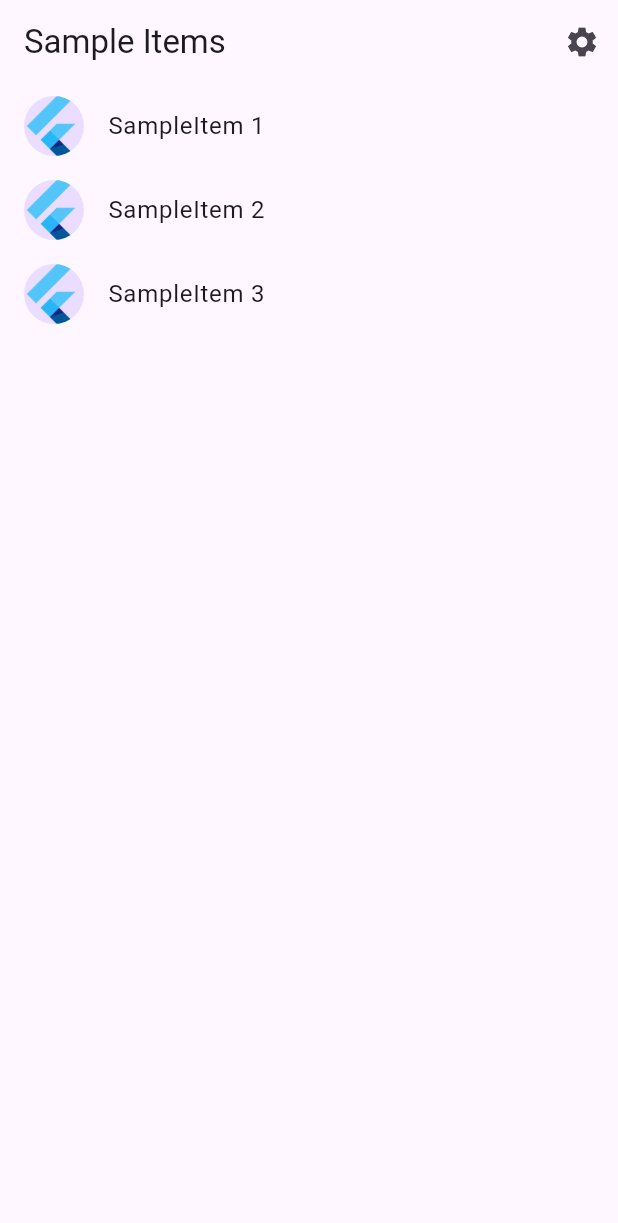
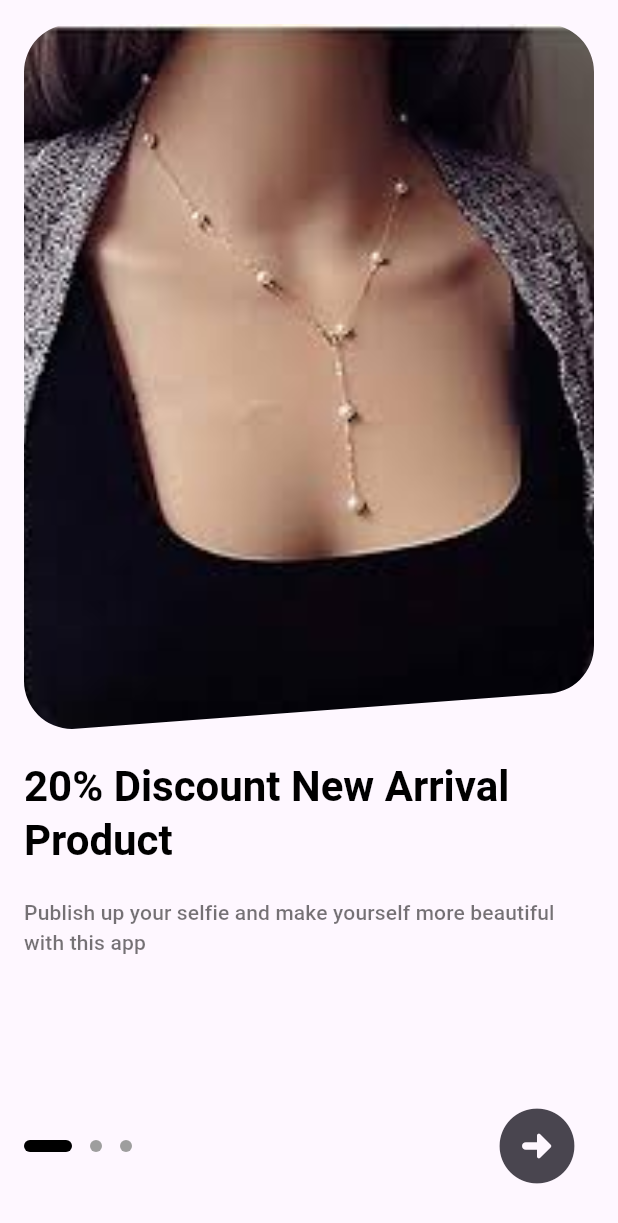
Before and after one commit to Kawaiibuta/Precious, a Flutter app: the screen it shows after launch, on a phone screen of 412 x 824 dp. Shown: the top 1223 px of the screen. Run offline on Flutter 3.47's test engine with Material 3 defaults, Android fonts, the phone set to English and light mode, and no system bars; our stand-ins replace firebase_core, shared_preferences; accounts and stored records are empty; generated files the repository leaves out were written again.

```diff
--- a/l10n.yaml
+++ b/l10n.yaml
@@ -1,3 +1,3 @@
-arb-dir: lib/src/localization
+arb-dir: lib/resources/locales
 template-arb-file: app_en.arb
 output-localization-file: app_localizations.dart
--- a/lib/main.dart
+++ b/lib/main.dart
@@ -1,20 +1,36 @@
+import 'package:firebase_core/firebase_core.dart';
 import 'package:flutter/material.dart';
-
-import 'src/app.dart';
-import 'src/settings/settings_controller.dart';
-import 'src/settings/settings_service.dart';
+import 'package:flutter_localizations/flutter_localizations.dart';
+import 'package:flutter_gen/gen_l10n/app_localizations.dart';
+import 'package:precious/presenters/setting_presenter.dart';
+import 'package:precious/resources/utils/firebase_options.dart';
+import 'package:precious/views/start_page.dart';
 
 void main() async {
-  // Set up the SettingsController, which will glue user settings to multiple
-  // Flutter Widgets.
-  final settingsController = SettingsController(SettingsService());
+  WidgetsFlutterBinding.ensureInitialized();
+  await Firebase.initializeApp(options: DefaultFirebaseOptions.currentPlatform);
+  bool isFirstRun = await SettingPresenter().isFirstRun();
+  runApp(MyApp(isFirstRun));
+}
 
-  // Load the user's preferred theme while the splash screen is displayed.
-  // This prevents a sudden theme change when the app is first displayed.
-  await settingsController.loadSettings();
+class MyApp extends StatelessWidget {
+  final bool _isFirstRun;
 
-  // Run the app and pass in the SettingsController. The app listens to the
-  // SettingsController for changes, then passes it further down to the
-  // SettingsView.
-  runApp(MyApp(settingsController: settingsController));
+  const MyApp(this._isFirstRun, {super.key});
+
+  @override
+  Widget build(BuildContext context) {
+    return MaterialApp(
+      localizationsDelegates: const [
+        AppLocalizations.delegate,
+        GlobalMaterialLocalizations.delegate,
+        GlobalWidgetsLocalizations.delegate,
+        GlobalCupertinoLocalizations.delegate,
+      ],
+      supportedLocales: const [
+        Locale('en'),
+      ],
+      home: _isFirstRun ? StartPage() : StartPage(),
+    );
+  }
 }
--- /dev/null
+++ b/lib/resources/locales/app_en.arb
@@ -0,0 +1,4 @@
+{
+    "startup_title_demo":"20% Discount New Arrival Product",
+    "startup_subtitle_demo":"Publish up your selfie and make yourself more beautiful with this app"
+}
--- /dev/null
+++ b/lib/resources/widgets/start_image_clip_path.dart
@@ -0,0 +1,44 @@
+import 'package:flutter/material.dart';
+
+class StartImageClipPath extends ShapeBorder {
+  final double radius;
+
+  const StartImageClipPath(this.radius);
+
+  Path getClip(Offset offset, Size size) {
+    final path = Path();
+    path.moveTo(offset.dx, offset.dy);
+    path.relativeMoveTo(0, size.height - radius);
+    path.relativeArcToPoint(Offset(radius, radius),
+        radius: Radius.circular(radius), rotation: 90, clockwise: false);
+    path.relativeLineTo(size.width - 2 * radius, -size.height * 0.05);
+    path.relativeArcToPoint(Offset(radius, -radius),
+        radius: Radius.circular(radius), rotation: 90, clockwise: false);
+    path.relativeLineTo(0, -size.height * 0.95 + 2 * radius);
+    path.relativeArcToPoint(Offset(-radius, -radius),
+        radius: Radius.circular(radius), rotation: 90, clockwise: false);
+    path.relativeLineTo(-size.width + 2 * radius, 0);
+    path.relativeArcToPoint(Offset(-radius, radius),
+        radius: Radius.circular(radius), rotation: 90, clockwise: false);
+    path.relativeLineTo(0, size.height - 2 * radius);
+    path.close();
+    return path;
+  }
+
+  @override
+  EdgeInsetsGeometry get dimensions => EdgeInsets.zero;
+
+  @override
+  Path getInnerPath(Rect rect, {TextDirection? textDirection}) =>
+      getClip(rect.topLeft, rect.size);
+
+  @override
+  Path getOuterPath(Rect rect, {TextDirection? textDirection}) =>
+      getClip(rect.topLeft, rect.size);
+
+  @override
+  void paint(Canvas canvas, Rect rect, {TextDirection? textDirection}) {}
+
+  @override
+  ShapeBorder scale(double t) => this;
+}
--- a/lib/src/app.dart
+++ /dev/null
@@ -1,85 +0,0 @@
-import 'package:flutter/material.dart';
-import 'package:flutter_gen/gen_l10n/app_localizations.dart';
-import 'package:flutter_localizations/flutter_localizations.dart';
-
-import 'sample_feature/sample_item_details_view.dart';
-import 'sample_feature/sample_item_list_view.dart';
-import 'settings/settings_controller.dart';
-import 'settings/settings_view.dart';
-
-/// The Widget that configures your application.
-class MyApp extends StatelessWidget {
-  const MyApp({
-    super.key,
-    required this.settingsController,
-  });
-
-  final SettingsController settingsController;
-
-  @override
-  Widget build(BuildContext context) {
-    // Glue the SettingsController to the MaterialApp.
-    //
-    // The ListenableBuilder Widget listens to the SettingsController for changes.
-    // Whenever the user updates their settings, the MaterialApp is rebuilt.
-    return ListenableBuilder(
-      listenable: settingsController,
-      builder: (BuildContext context, Widget? child) {
-        return MaterialApp(
-          // Providing a restorationScopeId allows the Navigator built by the
-          // MaterialApp to restore the navigation stack when a user leaves and
-          // returns to the app after it has been killed while running in the
-          // background.
-          restorationScopeId: 'app',
-
-          // Provide the generated AppLocalizations to the MaterialApp. This
-          // allows descendant Widgets to display the correct translations
-          // depending on the user's locale.
-          localizationsDelegates: const [
-            AppLocalizations.delegate,
-            GlobalMaterialLocalizations.delegate,
-            GlobalWidgetsLocalizations.delegate,
-            GlobalCupertinoLocalizations.delegate,
-          ],
-          supportedLocales: const [
-            Locale('en', ''), // English, no country code
-          ],
-
-          // Use AppLocalizations to configure the correct application title
-          // depending on the user's locale.
-          //
-          // The appTitle is defined in .arb files found in the localization
-          // directory.
-          onGenerateTitle: (BuildContext context) =>
-              AppLocalizations.of(context)!.appTitle,
-
-          // Define a light and dark color theme. Then, read the user's
-          // preferred ThemeMode (light, dark, or system default) from the
-          // SettingsController to display the correct theme.
-          theme: ThemeData(),
-          darkTheme: ThemeData.dark(),
-          themeMode: settingsController.themeMode,
-
-          // Define a function to handle named routes in order to support
-          // Flutter web url navigation and deep linking.
-          onGenerateRoute: (RouteSettings routeSettings) {
-            return MaterialPageRoute<void>(
-              settings: routeSettings,
-              builder: (BuildContext context) {
-                switch (routeSettings.name) {
-                  case SettingsView.routeName:
-                    return SettingsView(controller: settingsController);
-                  case SampleItemDetailsView.routeName:
-                    return const SampleItemDetailsView();
-                  case SampleItemListView.routeName:
-                  default:
-                    return const SampleItemListView();
-                }
-              },
-            );
-          },
-        );
-      },
-    );
-  }
-}
--- a/lib/src/localization/app_en.arb
+++ /dev/null
@@ -1,6 +0,0 @@
-{
-  "appTitle": "precious",
-  "@appTitle": {
-    "description": "The title of the application"
-  }
-}
--- a/lib/src/sample_feature/sample_item.dart
+++ /dev/null
@@ -1,6 +0,0 @@
-/// A placeholder class that represents an entity or model.
-class SampleItem {
-  const SampleItem(this.id);
-
-  final int id;
-}
--- a/lib/src/sample_feature/sample_item_list_view.dart
+++ /dev/null
@@ -1,71 +0,0 @@
-import 'package:flutter/material.dart';
-
-import '../settings/settings_view.dart';
-import 'sample_item.dart';
-import 'sample_item_details_view.dart';
-
-/// Displays a list of SampleItems.
-class SampleItemListView extends StatelessWidget {
-  const SampleItemListView({
-    super.key,
-    this.items = const [SampleItem(1), SampleItem(2), SampleItem(3)],
-  });
-
-  static const routeName = '/';
-
-  final List<SampleItem> items;
-
-  @override
-  Widget build(BuildContext context) {
-    return Scaffold(
-      appBar: AppBar(
-        title: const Text('Sample Items'),
-        actions: [
-          IconButton(
-            icon: const Icon(Icons.settings),
-            onPressed: () {
-              // Navigate to the settings page. If the user leaves and returns
-              // to the app after it has been killed while running in the
-              // background, the navigation stack is restored.
-              Navigator.restorablePushNamed(context, SettingsView.routeName);
-            },
-          ),
-        ],
-      ),
-
-      // To work with lists that may contain a large number of items, it’s best
-      // to use the ListView.builder constructor.
-      //
-      // In contrast to the default ListView constructor, which requires
-      // building all Widgets up front, the ListView.builder constructor lazily
-      // builds Widgets as they’re scrolled into view.
-      body: ListView.builder(
-        // Providing a restorationId allows the ListView to restore the
-        // scroll position when a user leaves and returns to the app after it
-        // has been killed while running in the background.
-        restorationId: 'sampleItemListView',
-        itemCount: items.length,
-        itemBuilder: (BuildContext context, int index) {
-          final item = items[index];
-
-          return ListTile(
-            title: Text('SampleItem ${item.id}'),
-            leading: const CircleAvatar(
-              // Display the Flutter Logo image asset.
-              foregroundImage: AssetImage('assets/images/flutter_logo.png'),
-            ),
-            onTap: () {
-              // Navigate to the details page. If the user leaves and returns to
-              // the app after it has been killed while running in the
-              // background, the navigation stack is restored.
-              Navigator.restorablePushNamed(
-                context,
-                SampleItemDetailsView.routeName,
-              );
-            }
-          );
-        },
-      ),
-    );
-  }
-}
--- a/lib/src/settings/settings_controller.dart
+++ /dev/null
@@ -1,50 +0,0 @@
-import 'package:flutter/material.dart';
-
-import 'settings_service.dart';
-
-/// A class that many Widgets can interact with to read user settings, update
-/// user settings, or listen to user settings changes.
-///
-/// Controllers glue Data Services to Flutter Widgets. The SettingsController
-/// uses the SettingsService to store and retrieve user settings.
-class SettingsController with ChangeNotifier {
-  SettingsController(this._settingsService);
-
-  // Make SettingsService a private variable so it is not used directly.
-  final SettingsService _settingsService;
-
-  // Make ThemeMode a private variable so it is not updated directly without
-  // also persisting the changes with the SettingsService.
-  late ThemeMode _themeMode;
-
-  // Allow Widgets to read the user's preferred ThemeMode.
-  ThemeMode get themeMode => _themeMode;
-
-  /// Load the user's settings from the SettingsService. It may load from a
-  /// local database or the internet. The controller only knows it can load the
-  /// settings from the service.
-  Future<void> loadSettings() async {
-    _themeMode = await _settingsService.themeMode();
-
-    // Important! Inform listeners a change has occurred.
-    notifyListeners();
-  }
-
-  /// Update and persist the ThemeMode based on the user's selection.
-  Future<void> updateThemeMode(ThemeMode? newThemeMode) async {
-    if (newThemeMode == null) return;
-
-    // Do not perform any work if new and old ThemeMode are identical
-    if (newThemeMode == _themeMode) return;
-
-    // Otherwise, store the new ThemeMode in memory
-    _themeMode = newThemeMode;
-
-    // Important! Inform listeners a change has occurred.
-    notifyListeners();
-
-    // Persist the changes to a local database or the internet using the
-    // SettingService.
-    await _settingsService.updateThemeMode(newThemeMode);
-  }
-}
--- a/lib/src/settings/settings_service.dart
+++ /dev/null
@@ -1,17 +0,0 @@
-import 'package:flutter/material.dart';
-
-/// A service that stores and retrieves user settings.
-///
-/// By default, this class does not persist user settings. If you'd like to
-/// persist the user settings locally, use the shared_preferences package. If
-/// you'd like to store settings on a web server, use the http package.
-class SettingsService {
-  /// Loads the User's preferred ThemeMode from local or remote storage.
-  Future<ThemeMode> themeMode() async => ThemeMode.system;
-
-  /// Persists the user's preferred ThemeMode to local or remote storage.
-  Future<void> updateThemeMode(ThemeMode theme) async {
-    // Use the shared_preferences package to persist settings locally or the
-    // http package to persist settings over the network.
-  }
-}
--- /dev/null
+++ b/lib/views/start_page.dart
@@ -0,0 +1,164 @@
+import 'package:flutter/material.dart';
+import 'package:flutter_gen/gen_l10n/app_localizations.dart';
+import 'package:precious/resources/widgets/start_image_clip_path.dart';
+
+class StartPage extends StatefulWidget {
+  const StartPage({super.key});
+
+  @override
+  State<StartPage> createState() => _StartPageState();
+}
+
+class _StartPageState extends State<StartPage> with SingleTickerProviderStateMixin {
+  final _pageController = PageController();
+
+  late AnimationController _controller;
+  late List<double> _widthList;
+  late List<Color> _colorList;
+
+  final pageAnimDuration = const Duration(milliseconds: 500);
+
+  final pageCount = 3;
+
+  bool hasRun = false;
+
+  int currentPageIndex = 0;
+
+  late CurvedAnimation _curvedAnimation, _reverseCurvedAnimation;
+
+  late ColorTween _colorTween;
+  late Tween<double> _widthTween;
+
+  @override
+  void initState() {
+    super.initState();
+    _controller = AnimationController(vsync: this, duration: pageAnimDuration)
+      ..addListener(() => setState(() {
+            _colorList[currentPageIndex] =
+                _colorTween.evaluate(_curvedAnimation)!;
+            _widthList[currentPageIndex] =
+                _widthTween.evaluate(_curvedAnimation);
+
+            for (var i = 0; i < pageCount; i++) {
+              if (i != currentPageIndex && _widthList[i] > 8) {
+                _colorList[i] =
+                    _colorTween.evaluate(_reverseCurvedAnimation)!;
+                _widthList[i] =
+                    _widthTween.evaluate(_reverseCurvedAnimation);
+              }
+            }
+          }));
+
+    _colorList = List.filled(pageCount, Colors.grey);
+    _colorList[0] = Colors.black;
+    _widthList = List.filled(pageCount, 8.0);
+    _widthList[0] = 32.0;
+    _colorTween = ColorTween(begin: Colors.grey, end: Colors.black);
+    _widthTween = Tween(begin: 8, end: 32);
+    _curvedAnimation =
+        CurvedAnimation(parent: _controller, curve: Curves.linear);
+    _reverseCurvedAnimation =
+        CurvedAnimation(parent: _controller, curve: Curves.linear.flipped);
+  }
+
+  @override
+  void dispose() {
+    _controller.dispose();
+    super.dispose();
+  }
+
+  @override
+  Widget build(BuildContext context) {
+    return SafeArea(
+      child: Scaffold(
+        body: Container(
+          margin: const EdgeInsets.all(16.0),
+          child: Column(
+            children: [
+              SizedBox(
+                height: 690,
+                child: PageView(
+                  controller: _pageController,
+                  physics: const NeverScrollableScrollPhysics(),
+                  children: List.generate(pageCount, (i) {
+                    return customPageView(
+                        'assets/images/necklace.jpg',
+                        AppLocalizations.of(context)!.startup_title_demo,
+                        AppLocalizations.of(context)!.startup_subtitle_demo,
+                        i);
+                  }),
+                ),
+              ),
+              const SizedBox(height: 20),
+              Row(
+                mainAxisAlignment: MainAxisAlignment.spaceBetween,
+                crossAxisAlignment: CrossAxisAlignment.center,
+                children: [
+                  SizedBox(
+                    width: 72,
+                    child: Row(
+                        mainAxisAlignment: MainAxisAlignment.spaceBetween,
+                        children: [
+                          for (int i = 0; i < pageCount; i++)
+                            Container(
+                              width: _widthList[i],
+                              height: 8,
+                              decoration: BoxDecoration(
+                                  borderRadius: BorderRadius.circular(4.0),
+                                  color: _colorList[i]),
+                            )
+                        ]),
+                  ),
+                  IconButton(
+                      iconSize: 60.0,
+                      onPressed: () {
+                        if (currentPageIndex == pageCount - 1) {
+                          return;
+                        }
+                        hasRun = true;
+                        currentPageIndex += 1;
+                        _pageController.animateToPage(currentPageIndex,
+                            duration: pageAnimDuration, curve: Curves.linear);
+                        _controller.forward();
+                      },
+                      icon: Icon(currentPageIndex == pageCount - 1
+                          ? Icons.check_circle
+                          : Icons.arrow_circle_right_rounded))
+                ],
+              )
+            ],
+          ),
+        ),
+      ),
+    );
+  }
+
+  Widget customPageView(
+      String imageSrc, String title, String subtitle, int index) {
+    return Column(
+      children: [
+        Container(
+            height: 470,
+            decoration: ShapeDecoration(
+              shape: const StartImageClipPath(32.0),
+              image: DecorationImage(
+                  image: AssetImage(imageSrc), fit: BoxFit.cover),
+            )),
+        const SizedBox(height: 20),
+        SizedBox(
+            width: double.maxFinite,
+            child: Text(title,
+                style: Theme.of(context).textTheme.headlineMedium!.copyWith(
+                    fontWeight: FontWeight.bold, color: Colors.black))),
+        const SizedBox(height: 20),
+        SizedBox(
+            width: double.maxFinite,
+            child: Text(subtitle,
+                style: Theme.of(context)
+                    .textTheme
+                    .labelLarge!
+                    .copyWith(color: Colors.black54))),
+      ],
+    );
+  }
+}
--- a/pubspec.yaml
+++ b/pubspec.yaml
@@ -10,10 +10,14 @@ environment:
   sdk: '>=3.3.1 <4.0.0'
 
 dependencies:
+  firebase_auth: ^4.19.0
+  firebase_core: ^2.27.2
   flutter:
     sdk: flutter
   flutter_localizations:
     sdk: flutter
+  intl: any
+  shared_preferences: ^2.2.2
 
 dev_dependencies:
   flutter_test:
```
Also changed, not shown: lib/data_sources/setting_repository.dart (added, +13 -0 lines), lib/presenters/setting_presenter.dart (added, +7 -0 lines), lib/src/sample_feature/sample_item_details_view.dart (deleted, +0 -20 lines), lib/src/settings/settings_view.dart (deleted, +0 -51 lines), assets/images/2.0x/flutter_logo.png (deleted), assets/images/3.0x/flutter_logo.png (deleted), assets/images/necklace.jpg (added), lib/resources/utils/firebase_options.dart (added), pubspec.lock, 6 other files.
